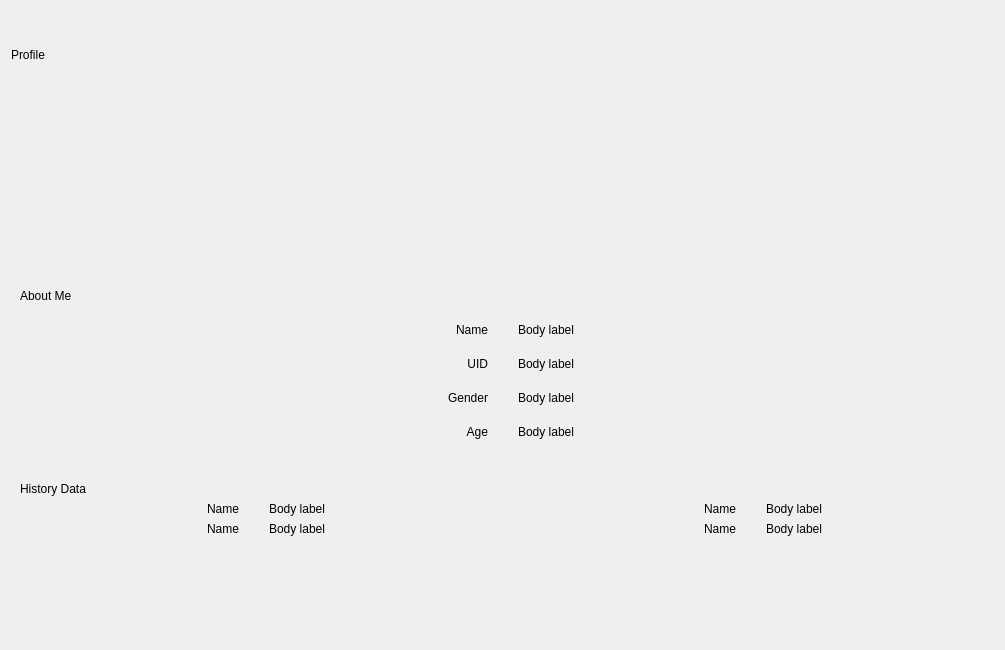
This is health_tracker/health_app_pyqt/ui/profile_interface.ui in sxdl/health_tracker as Qt 5 draws it before an edit. The edited form follows.
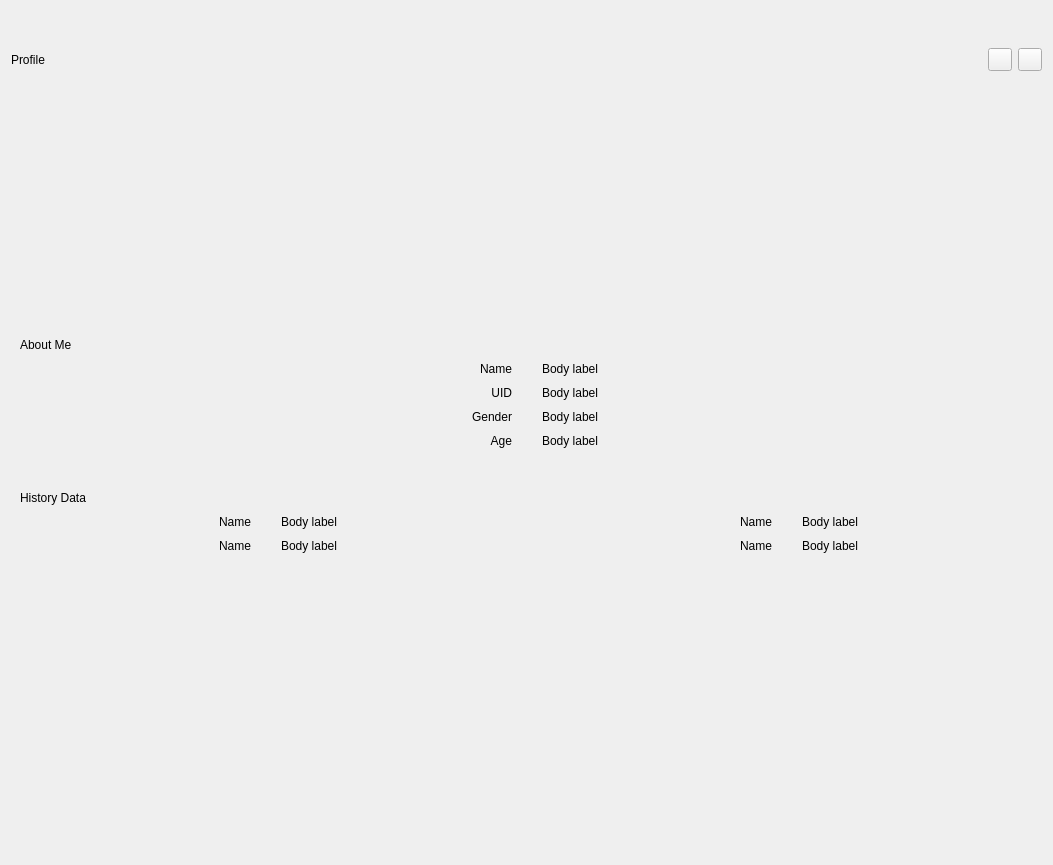
This is the edited form. Icons and pictures are not drawn. Custom widgets are drawn as their Qt base class.

Patch:
```diff
--- a/health_tracker/health_app_pyqt/ui/profile_interface.ui
+++ b/health_tracker/health_app_pyqt/ui/profile_interface.ui
@@ -6,8 +6,8 @@
    <rect>
     <x>0</x>
     <y>0</y>
-    <width>1005</width>
-    <height>650</height>
+    <width>1053</width>
+    <height>865</height>
    </rect>
   </property>
   <property name="windowTitle">
@@ -31,34 +31,54 @@
     </spacer>
    </item>
    <item>
-    <widget class="TitleLabel" name="TitleLabel">
-     <property name="text">
-      <string>Profile</string>
+    <layout class="QHBoxLayout" name="horizontalLayout">
+     <property name="bottomMargin">
+      <number>10</number>
      </property>
-     <property name="pixelFontSize" stdset="0">
-      <number>50</number>
-     </property>
-    </widget>
+     <item>
+      <widget class="TitleLabel" name="TitleLabel">
+       <property name="text">
+        <string>Profile</string>
+       </property>
+       <property name="pixelFontSize" stdset="0">
+        <number>50</number>
+       </property>
+      </widget>
+     </item>
+     <item>
+      <widget class="ToolButton" name="themeButton"/>
+     </item>
+     <item>
+      <widget class="ToolButton" name="GitHubButton"/>
+     </item>
+    </layout>
    </item>
    <item>
-    <widget class="IconWidget" name="IconWidget">
-     <property name="sizePolicy">
-      <sizepolicy hsizetype="Preferred" vsizetype="Fixed">
-       <horstretch>0</horstretch>
-       <verstretch>0</verstretch>
-      </sizepolicy>
+    <layout class="QVBoxLayout" name="verticalLayout_3">
+     <property name="bottomMargin">
+      <number>30</number>
      </property>
-     <property name="minimumSize">
-      <size>
-       <width>200</width>
-       <height>200</height>
-      </size>
-     </property>
-     <property name="icon">
-      <iconset>
-       <normaloff>../resource/images/profile/user.png</normaloff>../resource/images/profile/user.png</iconset>
-     </property>
-    </widget>
+     <item>
+      <widget class="IconWidget" name="IconWidget">
+       <property name="sizePolicy">
+        <sizepolicy hsizetype="Preferred" vsizetype="Fixed">
+         <horstretch>0</horstretch>
+         <verstretch>0</verstretch>
+        </sizepolicy>
+       </property>
+       <property name="minimumSize">
+        <size>
+         <width>200</width>
+         <height>200</height>
+        </size>
+       </property>
+       <property name="icon">
+        <iconset>
+         <normaloff>../resource/images/profile/user.png</normaloff>../resource/images/profile/user.png</iconset>
+       </property>
+      </widget>
+     </item>
+    </layout>
    </item>
    <item>
     <widget class="SimpleCardWidget" name="profileCard">
@@ -79,7 +99,7 @@
        <number>28</number>
       </property>
       <property name="verticalSpacing">
-       <number>20</number>
+       <number>10</number>
       </property>
       <item row="1" column="0">
        <layout class="QHBoxLayout" name="horizontalLayout_2">
@@ -262,6 +282,9 @@
    <item>
     <widget class="SimpleCardWidget" name="historyCard">
      <layout class="QVBoxLayout" name="verticalLayout_2">
+      <property name="spacing">
+       <number>10</number>
+      </property>
       <item>
        <widget class="SubtitleLabel" name="SubtitleLabel">
         <property name="text">
@@ -442,6 +465,11 @@
   </layout>
  </widget>
  <customwidgets>
+  <customwidget>
+   <class>ToolButton</class>
+   <extends>QToolButton</extends>
+   <header>qfluentwidgets</header>
+  </customwidget>
   <customwidget>
    <class>IconWidget</class>
    <extends>QWidget</extends>
```
Left out of the diff: 178 changed lines with no effect on the pictures.
